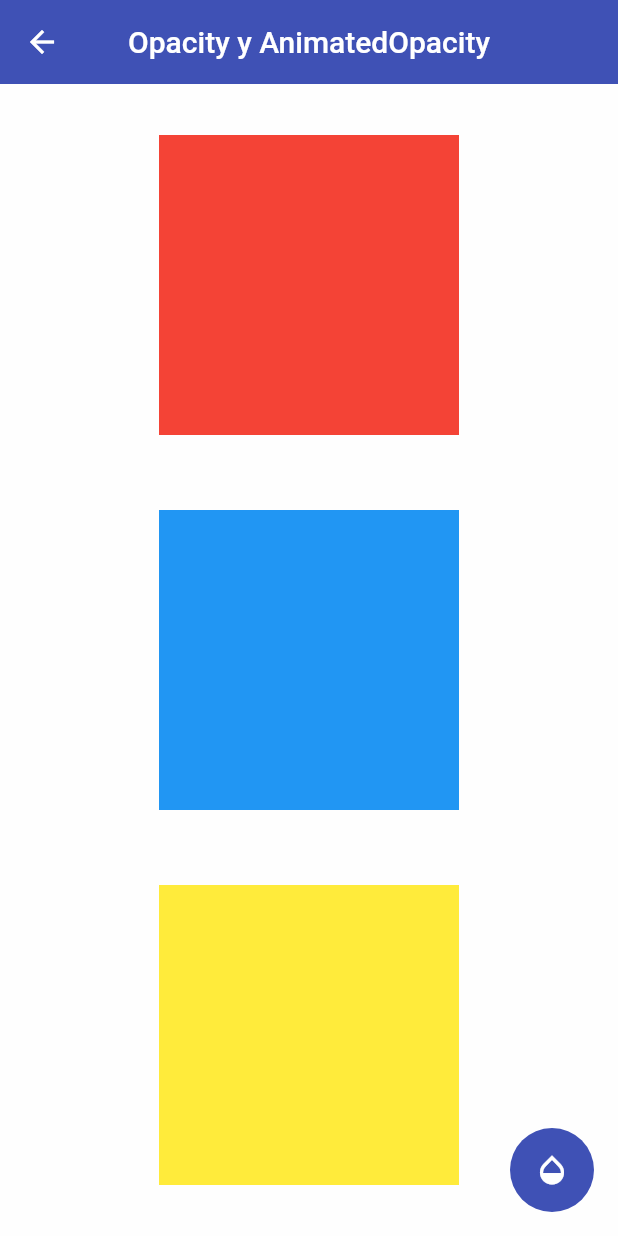
After one commit to LuisPulenta/componentes, a Flutter app: the MiPagina screen opened directly, on a phone screen of 412 x 824 dp. The commit adds this screen. Run offline on Flutter 3.47's test engine with Material 2 defaults, Android fonts, the phone set to English and light mode, and no system bars; our stand-ins replace animate_do.

Commit message:
Widget of the week 5 y 6

```diff
--- a/lib/router/app_routes.dart
+++ b/lib/router/app_routes.dart
@@ -72,6 +72,24 @@ class AppRoutes {
       screen: const ExpandedScreen(),
       icon: Icons.expand,
     ),
+    MenuOption(
+      route: 'wrap',
+      name: 'Wrap',
+      screen: const WrapScreen(),
+      icon: Icons.wrap_text,
+    ),
+    MenuOption(
+      route: 'opacity',
+      name: 'Opacity',
+      screen: const OpacityScreen(),
+      icon: Icons.opacity,
+    ),
+    MenuOption(
+      route: 'futurebuilder',
+      name: 'FutureBuilder',
+      screen: const FutureBuilderScreen(),
+      icon: Icons.build_rounded,
+    ),
   ];
 
   // static Map<String, Widget Function(BuildContext)> routes = {
--- /dev/null
+++ b/lib/screens/opacity_screen.dart
@@ -0,0 +1,53 @@
+import 'package:componentes/widgets/rectangulo.dart';
+import 'package:flutter/material.dart';
+
+class OpacityScreen extends StatelessWidget {
+  const OpacityScreen({Key? key}) : super(key: key);
+
+  @override
+  Widget build(BuildContext context) {
+    return MiPagina();
+  }
+}
+
+class MiPagina extends StatefulWidget {
+  @override
+  State<MiPagina> createState() => _MiPaginaState();
+}
+
+class _MiPaginaState extends State<MiPagina> {
+  double opacity = 1;
+
+  @override
+  Widget build(BuildContext context) {
+    return Scaffold(
+      appBar: AppBar(title: Text('Opacity y AnimatedOpacity')),
+      body: Container(
+        alignment: Alignment.center,
+        width: double.infinity,
+        height: double.infinity,
+        color: Colors.white70,
+        child: Wrap(direction: Axis.vertical, spacing: 50, children: [
+          Rectangulo(
+            color: Colors.red,
+            opacity: 1,
+          ),
+          Rectangulo(
+            color: Colors.blue,
+            opacity: opacity,
+          ),
+          Rectangulo(
+            color: Colors.yellow,
+            opacity: 1,
+          ),
+        ]),
+      ),
+      floatingActionButton: FloatingActionButton(
+          child: Icon(Icons.opacity),
+          onPressed: () {
+            opacity == 0 ? opacity = 1 : opacity = 0;
+            setState(() {});
+          }),
+    );
+  }
+}
--- a/lib/screens/screens.dart
+++ b/lib/screens/screens.dart
@@ -3,10 +3,13 @@ export 'package:componentes/screens/animated_screen.dart';
 export 'package:componentes/screens/avatar_screen.dart';
 export 'package:componentes/screens/card_screen.dart';
 export 'package:componentes/screens/expanded_screen.dart';
+export 'package:componentes/screens/future_builder_screen.dart';
 export 'package:componentes/screens/home_screen.dart';
 export 'package:componentes/screens/inputs_screen.dart';
 export 'package:componentes/screens/listview_builder_screen.dart';
 export 'package:componentes/screens/listview1_screen.dart';
 export 'package:componentes/screens/listview2_screen.dart';
+export 'package:componentes/screens/opacity_screen.dart';
 export 'package:componentes/screens/safe_area._screen.dart';
 export 'package:componentes/screens/slider_screen.dart';
+export 'package:componentes/screens/wrap_screen.dart';
--- /dev/null
+++ b/lib/widgets/rectangulo.dart
@@ -0,0 +1,24 @@
+import 'package:flutter/material.dart';
+
+class Rectangulo extends StatelessWidget {
+  final Color color;
+  final double opacity;
+
+  const Rectangulo({Key? key, required this.color, required this.opacity})
+      : super(key: key);
+  @override
+  Widget build(BuildContext context) {
+    return AnimatedOpacity(
+      duration: Duration(milliseconds: 600),
+      curve: Curves.easeOut,
+      opacity: opacity,
+      child: Container(
+        width: 200,
+        height: 200,
+        decoration: BoxDecoration(
+          color: color,
+        ),
+      ),
+    );
+  }
+}
--- a/pubspec.yaml
+++ b/pubspec.yaml
@@ -34,6 +34,8 @@ dependencies:
   # The following adds the Cupertino Icons font to your application.
   # Use with the CupertinoIcons class for iOS style icons.
   cupertino_icons: ^1.0.2
+  http: ^0.13.4
+  animate_do: ^2.1.0
 
 dev_dependencies:
   flutter_test:
```
Also changed, not shown: lib/models/reqre_model.dart (added, +98 -0 lines), lib/screens/animated_screen.dart (+12 -5 lines), lib/screens/future_builder_screen.dart (added, +68 -0 lines), lib/screens/wrap_screen.dart (added, +51 -0 lines), pubspec.lock.
